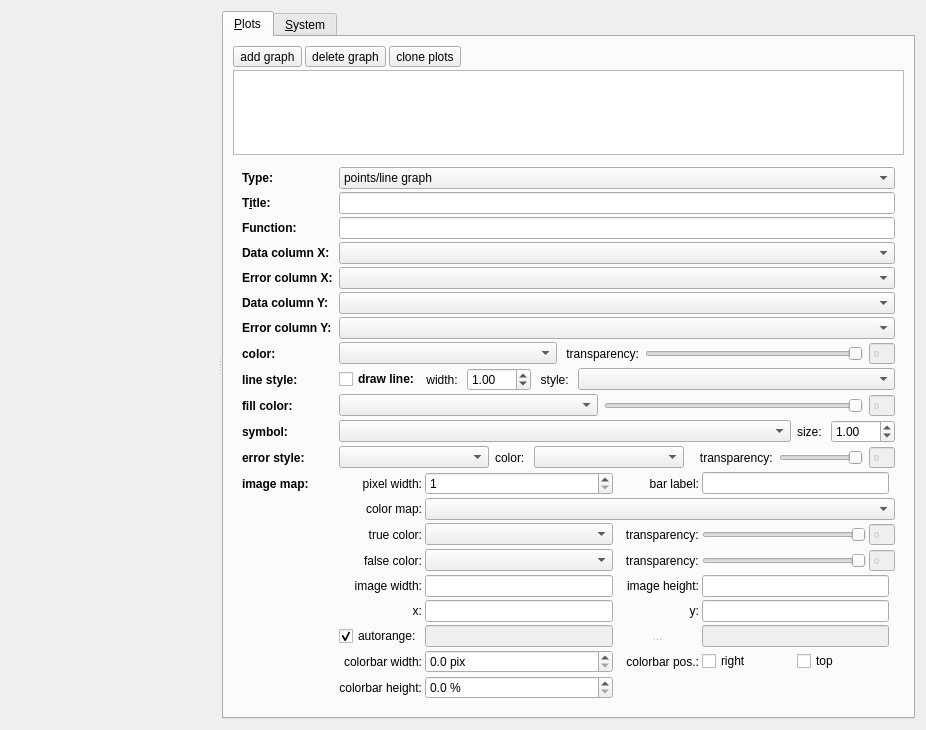
This is plugins/table/qfrdrtableplotwidget.ui in jkriege2/QuickFit3 as Qt 5 draws it before an edit. The edited form follows.
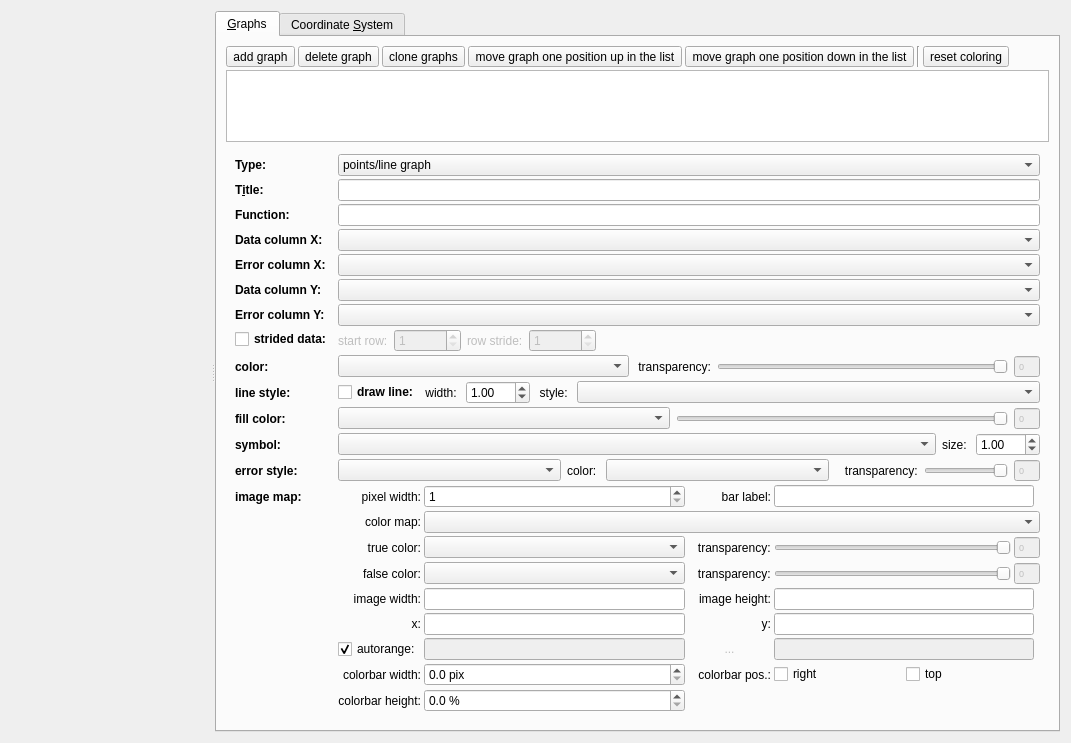
This is the edited form. Icons and pictures are not drawn. Custom widgets are drawn as their Qt base class.

Commit message: QuickFit3/table:   - added buttons to move plots left/right   - added buttons to move graphs up/down   - added function to duplicate a complete plot   - added function to restore the default coloring of graphs   - added an option to access columns in a stride-pattern to e.g. only plot every 2nd datapoint

Patch:
```diff
--- a/plugins/table/qfrdrtableplotwidget.ui
+++ b/plugins/table/qfrdrtableplotwidget.ui
@@ -6,7 +6,7 @@
    <rect>
     <x>0</x>
     <y>0</y>
-    <width>926</width>
+    <width>841</width>
     <height>730</height>
    </rect>
   </property>
@@ -54,7 +54,7 @@
       </property>
       <widget class="QWidget" name="tabPlots">
        <attribute name="title">
-        <string>&amp;Plots</string>
+        <string>&amp;Graphs</string>
        </attribute>
        <layout class="QVBoxLayout" name="verticalLayout">
         <property name="spacing">
@@ -87,7 +87,7 @@
           <item>
            <widget class="QToolButton" name="btnCloneGraph">
             <property name="text">
-             <string>clone plots</string>
+             <string>clone graphs</string>
             </property>
             <property name="icon">
              <iconset resource="qfrdrtable.qrc">
@@ -95,6 +95,42 @@
             </property>
            </widget>
           </item>
+          <item>
+           <widget class="QToolButton" name="btnMoveUp">
+            <property name="text">
+             <string>move graph one position up in the list</string>
+            </property>
+            <property name="icon">
+             <iconset resource="../../lib/lib.qrc">
+              <normaloff>:/lib/file_up.png</normaloff>:/lib/file_up.png</iconset>
+            </property>
+           </widget>
+          </item>
+          <item>
+           <widget class="QToolButton" name="btnMoveDown">
+            <property name="text">
+             <string>move graph one position down in the list</string>
+            </property>
+            <property name="icon">
+             <iconset resource="../../lib/lib.qrc">
+              <normaloff>:/lib/file_down.png</normaloff>:/lib/file_down.png</iconset>
+            </property>
+           </widget>
+          </item>
+          <item>
+           <widget class="Line" name="line">
+            <property name="orientation">
+             <enum>Qt::Vertical</enum>
+            </property>
+           </widget>
+          </item>
+          <item>
+           <widget class="QToolButton" name="btnResetColoring">
+            <property name="text">
+             <string>reset coloring</string>
+            </property>
+           </widget>
+          </item>
           <item>
            <spacer name="horizontalSpacer">
             <property name="orientation">
@@ -151,7 +187,7 @@
              </property>
              <property name="minimumSize">
               <size>
-               <width>120</width>
+               <width>80</width>
                <height>0</height>
               </size>
              </property>
@@ -313,7 +349,7 @@
              </property>
              <property name="minimumSize">
               <size>
-               <width>120</width>
+               <width>80</width>
                <height>0</height>
               </size>
              </property>
@@ -345,7 +381,7 @@
              </property>
              <property name="minimumSize">
               <size>
-               <width>120</width>
+               <width>80</width>
                <height>0</height>
               </size>
              </property>
@@ -377,7 +413,7 @@
              </property>
              <property name="minimumSize">
               <size>
-               <width>120</width>
+               <width>80</width>
                <height>0</height>
               </size>
              </property>
@@ -409,13 +445,132 @@
              </property>
              <property name="minimumSize">
               <size>
-               <width>120</width>
+               <width>80</width>
                <height>0</height>
               </size>
              </property>
             </widget>
            </item>
+           <item row="7" column="0">
+            <widget class="QCheckBox" name="chkSTrided">
+             <property name="font">
+              <font>
+               <weight>75</weight>
+               <bold>true</bold>
+              </font>
+             </property>
+             <property name="text">
+              <string>strided data:</string>
+             </property>
+            </widget>
+           </item>
            <item row="8" column="0">
+            <widget class="QLabel" name="labColor">
+             <property name="font">
+              <font>
+               <weight>75</weight>
+               <bold>true</bold>
+              </font>
+             </property>
+             <property name="text">
+              <string>color:</string>
+             </property>
+            </widget>
+           </item>
+           <item row="8" column="1">
+            <widget class="QWidget" name="widColor" native="true">
+             <layout class="QHBoxLayout" name="horizontalLayout_12">
+              <property name="margin">
+               <number>0</number>
+              </property>
+              <item>
+               <widget class="ColorComboBox" name="cmbLineColor">
+                <property name="sizePolicy">
+                 <sizepolicy hsizetype="MinimumExpanding" vsizetype="Fixed">
+                  <horstretch>0</horstretch>
+                  <verstretch>0</verstretch>
+                 </sizepolicy>
+                </property>
+                <property name="minimumSize">
+                 <size>
+                  <width>80</width>
+                  <height>0</height>
+                 </size>
+                </property>
+               </widget>
+              </item>
+              <item>
+               <widget class="QLabel" name="label_35">
+                <property name="text">
+                 <string> transparency:</string>
+                </property>
+                <property name="alignment">
+                 <set>Qt::AlignRight|Qt::AlignTrailing|Qt::AlignVCenter</set>
+                </property>
+               </widget>
+              </item>
+              <item>
+               <widget class="QSlider" name="sliderPlotTransparent">
+                <property name="sizePolicy">
+                 <sizepolicy hsizetype="MinimumExpanding" vsizetype="Fixed">
+                  <horstretch>0</horstretch>
+                  <verstretch>0</verstretch>
+                 </sizepolicy>
+                </property>
+                <property name="minimumSize">
+                 <size>
+                  <width>32</width>
+                  <height>0</height>
+                 </size>
+                </property>
+                <property name="maximum">
+                 <number>255</number>
+                </property>
+                <property name="singleStep">
+                 <number>5</number>
+                </property>
+                <property name="pageStep">
+                 <number>50</number>
+                </property>
+                <property name="orientation">
+                 <enum>Qt::Horizontal</enum>
+                </property>
+                <property name="invertedAppearance">
+                 <bool>true</bool>
+                </property>
+                <property name="invertedControls">
+                 <bool>false</bool>
+                </property>
+                <property name="tickPosition">
+                 <enum>QSlider::NoTicks</enum>
+                </property>
+                <property name="tickInterval">
+                 <number>50</number>
+                </property>
+               </widget>
+              </item>
+              <item>
+               <widget class="QSpinBox" name="spinBox_3">
+                <property name="enabled">
+                 <bool>false</bool>
+                </property>
+                <property name="font">
+                 <font>
+                  <pointsize>7</pointsize>
+                 </font>
+                </property>
+                <property name="buttonSymbols">
+                 <enum>QAbstractSpinBox::NoButtons</enum>
+                </property>
+                <property name="maximum">
+                 <number>255</number>
+                </property>
+               </widget>
+              </item>
+             </layout>
+            </widget>
+           </item>
+           <item row="9" column="0">
             <widget class="QLabel" name="labLinestyle">
              <property name="font">
               <font>
@@ -428,7 +583,7 @@
              </property>
             </widget>
            </item>
-           <item row="8" column="1">
+           <item row="9" column="1">
             <widget class="QWidget" name="widLineStyle" native="true">
              <layout class="QGridLayout" name="gridLayout" columnstretch="0,0,0,0,0,0">
               <property name="margin">
@@ -496,7 +651,7 @@
                 </property>
                 <property name="minimumSize">
                  <size>
-                  <width>120</width>
+                  <width>80</width>
                   <height>0</height>
                  </size>
                 </property>
@@ -505,7 +660,7 @@
              </layout>
             </widget>
            </item>
-           <item row="9" column="0">
+           <item row="10" column="0">
             <widget class="QLabel" name="labFillColor">
              <property name="font">
               <font>
@@ -518,7 +673,7 @@
              </property>
             </widget>
            </item>
-           <item row="9" column="1">
+           <item row="10" column="1">
             <widget class="QWidget" name="widFillColor" native="true">
              <layout class="QHBoxLayout" name="horizontalLayout_9" stretch="1,1,0">
               <property name="margin">
@@ -534,7 +689,7 @@
                 </property>
                 <property name="minimumSize">
                  <size>
-                  <width>120</width>
+                  <width>80</width>
                   <height>0</height>
                  </size>
                 </property>
@@ -601,7 +756,7 @@
              </layout>
             </widget>
            </item>
-           <item row="10" column="0">
+           <item row="11" column="0">
             <widget class="QLabel" name="labSymbol">
              <property name="font">
               <font>
@@ -614,7 +769,7 @@
              </property>
             </widget>
            </item>
-           <item row="10" column="1">
+           <item row="11" column="1">
             <widget class="QWidget" name="widSymbol" native="true">
              <layout class="QHBoxLayout" name="horizontalLayout_7" stretch="1,0,0">
               <property name="margin">
@@ -630,7 +785,7 @@
                 </property>
                 <property name="minimumSize">
                  <size>
-                  <width>120</width>
+                  <width>80</width>
                   <height>0</height>
                  </size>
                 </property>
@@ -665,7 +820,7 @@
              </layout>
             </widget>
            </item>
-           <item row="11" column="0">
+           <item row="12" column="0">
             <widget class="QLabel" name="labErrorStyle">
              <property name="font">
               <font>
@@ -678,7 +833,7 @@
              </property>
             </widget>
            </item>
-           <item row="11" column="1">
+           <item row="12" column="1">
             <widget class="QWidget" name="widErrorStyle" native="true">
              <layout class="QHBoxLayout" name="horizontalLayout_8" stretch="1,0,1,0,0,0">
               <property name="margin">
@@ -694,7 +849,7 @@
                 </property>
                 <property name="minimumSize">
                  <size>
-                  <width>120</width>
+                  <width>80</width>
                   <height>0</height>
                  </size>
                 </property>
@@ -717,7 +872,7 @@
                 </property>
                 <property name="minimumSize">
                  <size>
-                  <width>120</width>
+                  <width>80</width>
                   <height>0</height>
                  </size>
                 </property>
@@ -791,7 +946,7 @@
              </layout>
             </widget>
            </item>
-           <item row="12" column="0">
+           <item row="13" column="0">
             <widget class="QLabel" name="labImage">
              <property name="font">
               <font>
@@ -804,7 +959,7 @@
              </property>
             </widget>
            </item>
-           <item row="12" column="1">
+           <item row="13" column="1">
             <widget class="QWidget" name="widImage" native="true">
              <layout class="QGridLayout" name="gridLayout_3" rowminimumheight="0,0,0,0,0,0,0,0,0">
               <property name="margin">
@@ -830,7 +985,7 @@
                 </property>
                 <property name="minimumSize">
                  <size>
-                  <width>120</width>
+                  <width>80</width>
                   <height>0</height>
                  </size>
                 </property>
@@ -913,7 +1068,7 @@
                 </property>
                 <property name="minimumSize">
                  <size>
-                  <width>120</width>
+                  <width>80</width>
                   <height>0</height>
                  </size>
                 </property>
@@ -1106,7 +1261,7 @@
                 </property>
                 <property name="minimumSize">
                  <size>
-                  <width>120</width>
+                  <width>80</width>
                   <height>0</height>
                  </size>
                 </property>
@@ -1281,108 +1436,61 @@
              </layout>
             </widget>
            </item>
-           <item row="7" column="0">
-            <widget class="QLabel" name="labColor">
-             <property name="font">
-              <font>
-               <weight>75</weight>
-               <bold>true</bold>
-              </font>
-             </property>
-             <property name="text">
-              <string>color:</string>
-             </property>
-            </widget>
-           </item>
            <item row="7" column="1">
-            <widget class="QWidget" name="widColor" native="true">
-             <layout class="QHBoxLayout" name="horizontalLayout_12">
+            <widget class="QWidget" name="widStride" native="true">
+             <property name="enabled">
+              <bool>false</bool>
+             </property>
+             <layout class="QHBoxLayout" name="horizontalLayout_15">
               <property name="margin">
                <number>0</number>
               </property>
               <item>
-               <widget class="ColorComboBox" name="cmbLineColor">
-                <property name="sizePolicy">
-                 <sizepolicy hsizetype="MinimumExpanding" vsizetype="Fixed">
-                  <horstretch>0</horstretch>
-                  <verstretch>0</verstretch>
-                 </sizepolicy>
+               <widget class="QLabel" name="label">
+                <property name="text">
+                 <string>start row:</string>
                 </property>
-                <property name="minimumSize">
-                 <size>
-                  <width>120</width>
-                  <height>0</height>
-                 </size>
+               </widget>
+              </item>
+              <item>
+               <widget class="QSpinBox" name="spinStrideStart">
+                <property name="minimum">
+                 <number>1</number>
                 </property>
+                <property name="maximum">
+                 <number>99999999</number>
+                </property>
                </widget>
               </item>
               <item>
-               <widget class="QLabel" name="label_35">
+               <widget class="QLabel" name="label_2">
                 <property name="text">
-                 <string> transparency:</string>
+                 <string>row stride:</string>
                 </property>
-                <property name="alignment">
-                 <set>Qt::AlignRight|Qt::AlignTrailing|Qt::AlignVCenter</set>
-                </property>
                </widget>
               </item>
               <item>
-               <widget class="QSlider" name="sliderPlotTransparent">
-                <property name="sizePolicy">
-                 <sizepolicy hsizetype="MinimumExpanding" vsizetype="Fixed">
-                  <horstretch>0</horstretch>
-                  <verstretch>0</verstretch>
-                 </sizepolicy>
+               <widget class="QSpinBox" name="spinStride">
+                <property name="minimum">
+                 <number>1</number>
                 </property>
-                <property name="minimumSize">
-                 <size>
-                  <width>32</width>
-                  <height>0</height>
-                 </size>
-                </property>
                 <property name="maximum">
-                 <number>255</number>
+                 <number>99999999</number>
                 </property>
-                <property name="singleStep">
-                 <number>5</number>
-                </property>
-                <property name="pageStep">
-                 <number>50</number>
-                </property>
+               </widget>
+              </item>
+              <item>
+               <spacer name="horizontalSpacer_4">
                 <property name="orientation">
                  <enum>Qt::Horizontal</enum>
                 </property>
-                <property name="invertedAppearance">
-                 <bool>true</bool>
+                <property name="sizeHint" stdset="0">
+                 <size>
+                  <width>40</width>
+                  <height>20</height>
+                 </size>
                 </property>
-                <property name="invertedControls">
-                 <bool>false</bool>
-                </property>
-                <property name="tickPosition">
-                 <enum>QSlider::NoTicks</enum>
-                </property>
-                <property name="tickInterval">
-                 <number>50</number>
-                </property>
-               </widget>
-              </item>
-              <item>
-               <widget class="QSpinBox" name="spinBox_3">
-                <property name="enabled">
-                 <bool>false</bool>
-                </property>
-                <property name="font">
-                 <font>
-                  <pointsize>7</pointsize>
-                 </font>
-                </property>
-                <property name="buttonSymbols">
-                 <enum>QAbstractSpinBox::NoButtons</enum>
-                </property>
-                <property name="maximum">
-                 <number>255</number>
-                </property>
-               </widget>
+               </spacer>
               </item>
              </layout>
             </widget>
@@ -1420,7 +1528,7 @@
       </widget>
       <widget class="QWidget" name="tabSystem">
        <attribute name="title">
-        <string>&amp;System</string>
+        <string>Coordinate &amp;System</string>
        </attribute>
        <layout class="QFormLayout" name="formLayout_3">
         <item row="3" column="0">
```
Left out of the diff: 102 changed lines with no effect on the pictures. The commit also changes 17 other files.
